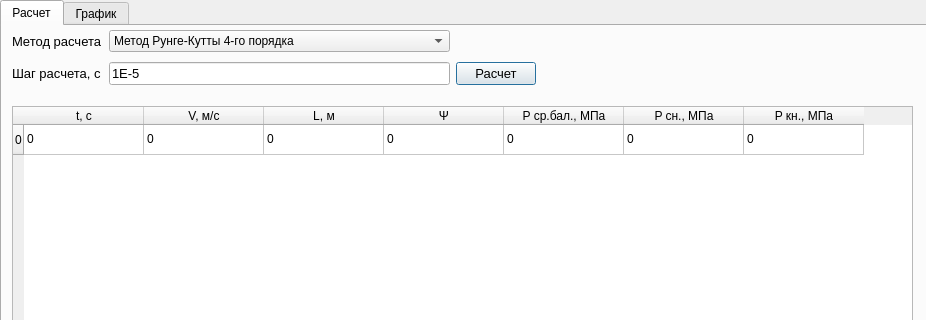
sabbraxcaddabra/IntBalOptimization, file GUI/Analyze/TryToMakeTabs.ui: the form before one commit; both pictures show x 0 to 926 and y 0 to 320 of the 926 by 722 pixel window.
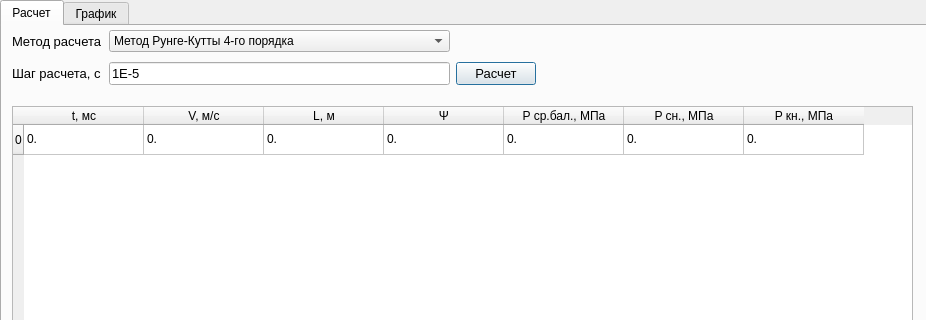
The form after the commit.

Diff of the .ui file:
```diff
--- a/GUI/Analyze/TryToMakeTabs.ui
+++ b/GUI/Analyze/TryToMakeTabs.ui
@@ -145,7 +145,7 @@
      </row>
      <column>
       <property name="text">
-       <string>t, c</string>
+       <string>t, мc</string>
       </property>
      </column>
      <column>
@@ -180,37 +180,37 @@
      </column>
      <item row="0" column="0">
       <property name="text">
-       <string>0</string>
+       <string>0.</string>
       </property>
      </item>
      <item row="0" column="1">
       <property name="text">
-       <string>0</string>
+       <string>0.</string>
       </property>
      </item>
      <item row="0" column="2">
       <property name="text">
-       <string>0</string>
+       <string>0.</string>
       </property>
      </item>
      <item row="0" column="3">
       <property name="text">
-       <string>0</string>
+       <string>0.</string>
       </property>
      </item>
      <item row="0" column="4">
       <property name="text">
-       <string>0</string>
+       <string>0.</string>
       </property>
      </item>
      <item row="0" column="5">
       <property name="text">
-       <string>0</string>
+       <string>0.</string>
       </property>
      </item>
      <item row="0" column="6">
       <property name="text">
-       <string>0</string>
+       <string>0.</string>
       </property>
      </item>
     </widget>
```
